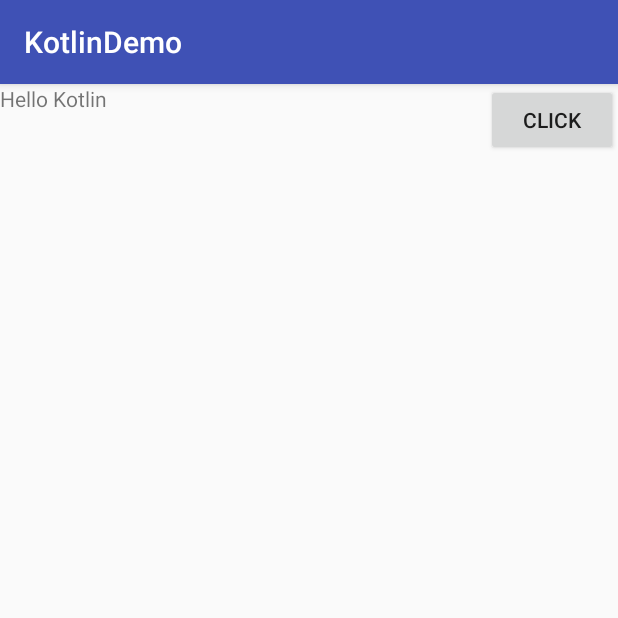
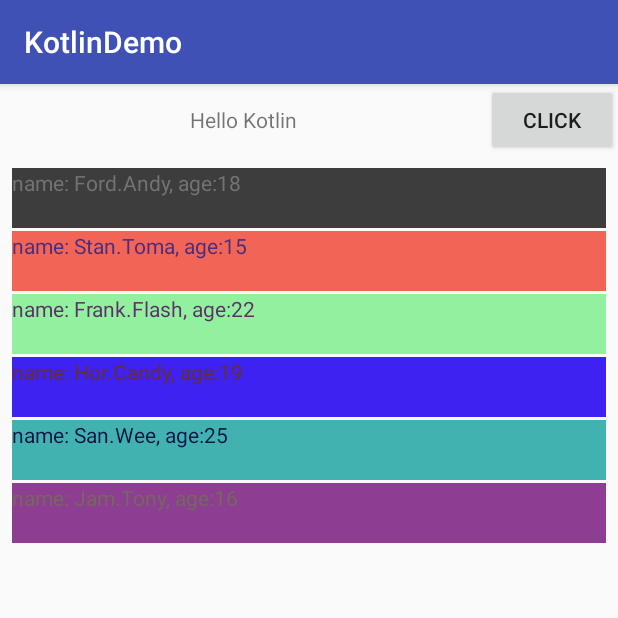
Before and after one commit to TinloneX/KotlinDemo, an Android app: the screen it shows after launch (MainActivity), on a phone screen of 412 x 824 dp, the top half of it. Run offline under Robolectric (Android 15) with nearby library versions, the phone set to English and light mode, and no system bars; libraries missing offline, so code that uses them is left out: kotlinx.android.extensions.

Commit message:
新增Kotlin编写RecyclerView使用相关代码

```diff
--- a/app/build.gradle
+++ b/app/build.gradle
@@ -29,7 +29,7 @@ android {
 }
 
 dependencies {
-    implementation fileTree(dir: 'libs', include: ['*.jar'])
+    implementation fileTree(include: ['*.jar'], dir: 'libs')
     implementation "org.jetbrains.kotlin:kotlin-stdlib-jre7:$kotlin_version"
     implementation 'com.android.support:appcompat-v7:27.0.2'
     implementation 'com.android.support.constraint:constraint-layout:1.0.2'
@@ -37,4 +37,5 @@ dependencies {
     androidTestImplementation 'com.android.support.test:runner:1.0.1'
     androidTestImplementation 'com.android.support.test.espresso:espresso-core:3.0.1'
     kapt 'com.google.dagger:dagger-compiler:2.4'
+    implementation 'com.android.support:recyclerview-v7:27.0.2'
 }
--- a/app/src/main/java/org/tinlone/demo/kotlindemo/MainActivity.kt
+++ b/app/src/main/java/org/tinlone/demo/kotlindemo/MainActivity.kt
@@ -3,24 +3,47 @@ package org.tinlone.demo.kotlindemo
 import android.annotation.SuppressLint
 import android.os.Bundle
 import android.support.v7.app.AppCompatActivity
+import android.support.v7.widget.LinearLayoutManager
 import android.widget.Toast
 import kotlinx.android.extensions.CacheImplementation
 import kotlinx.android.extensions.ContainerOptions
 import kotlinx.android.synthetic.main.activity_main.*
+import org.tinlone.demo.kotlindemo.bean.User
+import org.tinlone.demo.kotlindemo.config.Datas
 import org.tinlone.demo.kotlindemo.config.Values
 
 @ContainerOptions(cache = CacheImplementation.NO_CACHE)
-class MainActivity : AppCompatActivity() {
+class MainActivity : AppCompatActivity(), UsersListAdapter.OnItemClick {
 
-    @SuppressLint("ShowToast")
+    lateinit var usersList: List<User>
+
     override fun onCreate(savedInstanceState: Bundle?) {
         super.onCreate(savedInstanceState)
         setContentView(R.layout.activity_main)
+        initView()
+        initData()
+    }
+
+    private fun initData() {
+        usersList = Datas.USERS_ARRAY.asList()
+        rvUserList.layoutManager = LinearLayoutManager(this)
+        val adapter = UsersListAdapter(usersList, this)
+        rvUserList.adapter = adapter
+    }
+
+    private fun initView() {
         tvHello.text = Values.HELLO_KOTLIN
         btnButter.text = Values.BTN_CLICK
         btnButter.setOnClickListener {
             tvHello.text = Values.BTN_CLICK
-            Toast.makeText(this, Values.BTN_CLICK, Toast.LENGTH_SHORT)
+            Toast.makeText(this, Values.BTN_CLICK, Toast.LENGTH_SHORT).show()
         }
     }
+
+    @SuppressLint("SetTextI18n")
+    override fun onClick(position: Int) {
+        val user = usersList[position]
+        tvHello.text = "${user.firstName}.${user.lastName}"
+        Toast.makeText(this, "limited accass?${!user.limited}", Toast.LENGTH_SHORT).show()
+    }
 }
--- /dev/null
+++ b/app/src/main/java/org/tinlone/demo/kotlindemo/UsersListAdapter.kt
@@ -0,0 +1,54 @@
+package org.tinlone.demo.kotlindemo
+
+import android.annotation.SuppressLint
+import android.support.v7.widget.RecyclerView
+import android.view.LayoutInflater
+import android.view.View
+import android.view.ViewGroup
+import android.widget.TextView
+import org.tinlone.demo.kotlindemo.bean.User
+import org.tinlone.demo.kotlindemo.config.Randoms
+
+/**
+ * @author Administrator on 2018/2/27 0027.
+ */
+class UsersListAdapter() : RecyclerView.Adapter<UsersListAdapter.ViewHolder>() {
+
+    lateinit var list: List<User>
+    lateinit var bgColors: List<Int>
+    lateinit var txtColors: List<Int>
+    lateinit var mListener: OnItemClick
+
+    constructor(data: List<User>, listener: OnItemClick) : this() {
+        list = data
+        mListener = listener
+        bgColors = Randoms.colors(list.size)
+        txtColors = Randoms.colors2(list.size)
+    }
+
+    override fun onCreateViewHolder(parent: ViewGroup?, viewType: Int): ViewHolder {
+        return ViewHolder(LayoutInflater.from(parent?.context).inflate(R.layout.layout_item_text, parent, false))
+    }
+
+    override fun getItemCount(): Int {
+        return list.size
+    }
+
+    @SuppressLint("SetTextI18n")
+    override fun onBindViewHolder(holder: ViewHolder?, position: Int) {
+        val user: User = list[position]
+        holder?.tvUser?.text = "name: ${user.firstName}.${user.lastName}, age:${user.age}"
+        holder?.tvUser?.setBackgroundColor(bgColors[position])
+        holder?.tvUser?.setTextColor(txtColors[position])
+        holder?.itemView?.setOnClickListener { mListener.onClick(position) }
+    }
+
+    class ViewHolder(itemView: View?) : RecyclerView.ViewHolder(itemView) {
+        var tvUser: TextView? = itemView?.findViewById(R.id.tvUser)
+    }
+
+    interface OnItemClick{
+       fun onClick(position: Int)
+    }
+
+}
--- a/app/src/main/java/org/tinlone/demo/kotlindemo/bean/User.kt
+++ b/app/src/main/java/org/tinlone/demo/kotlindemo/bean/User.kt
@@ -9,4 +9,10 @@ import kotlinx.android.parcel.Parcelize
  */
 @Parcelize
 @SuppressLint("ParcelCreator") // 解决IntelliJ编译时报警告
-class User(val firstName: String, var lastName: String, var age: Int):Parcelable
+class User( val firstName: String,  var lastName: String,  var age: Int):Parcelable{
+
+    val limited : Boolean get() {
+        return firstName.isNotEmpty() && lastName.isNotEmpty() && age > 16
+    }
+
+}
--- /dev/null
+++ b/app/src/main/java/org/tinlone/demo/kotlindemo/config/Datas.kt
@@ -0,0 +1,21 @@
+package org.tinlone.demo.kotlindemo.config
+
+import org.tinlone.demo.kotlindemo.bean.User
+
+/**
+ * @author Administrator on 2018/2/27 0027.
+ */
+class Datas {
+
+    companion object {
+        var USERS_ARRAY: Array<User> =
+                arrayOf(User("Ford", "Andy", 18),
+                        User("Stan", "Toma", 15),
+                        User("Frank", "Flash", 22),
+                        User("Hor", "Candy", 19),
+                        User("San", "Wee", 25),
+                        User("Jam", "Tony", 16)
+                )
+    }
+
+}
--- /dev/null
+++ b/app/src/main/java/org/tinlone/demo/kotlindemo/config/Randoms.kt
@@ -0,0 +1,34 @@
+package org.tinlone.demo.kotlindemo.config
+
+import android.graphics.Color
+import java.util.*
+
+/**
+ * @author Administrator on 2018/2/27 0027.
+ */
+class Randoms {
+
+    companion object {
+        var randomColor = Color.rgb(Random().nextInt(255), Random().nextInt(255), Random().nextInt(255))
+
+        fun colors(number: Int): List<Int> {
+            var ints: MutableList<Int> = mutableListOf()
+            for (i in 0..number) {
+                ints.add(Color.rgb(Random().nextInt(255 - i * 10), Random().nextInt(255 - i * 6), Random().nextInt(255 - i * 4)))
+            }
+             return ints
+        }
+
+        fun colors2(number: Int): List<Int> {
+            var ints: MutableList<Int> = mutableListOf()
+            for (i in 0..number) {
+                ints.add(Color.rgb(Random().nextInt(127 + i * 10), Random().nextInt(127 + i * 6), Random().nextInt(127 + i * 4)))
+            }
+             return ints
+        }
+
+
+    }
+
+
+}
--- a/app/src/main/res/layout/activity_main.xml
+++ b/app/src/main/res/layout/activity_main.xml
@@ -1,8 +1,8 @@
 <?xml version="1.0" encoding="utf-8"?>
 <RelativeLayout
     xmlns:android="http://schemas.android.com/apk/res/android"
+    xmlns:tools="http://schemas.android.com/tools"
     xmlns:app="http://schemas.android.com/apk/res-auto"
-    xmlns:tools="http://schemas.android.com/tools"
     android:layout_width="match_parent"
     android:layout_height="match_parent"
     tools:context="org.tinlone.demo.kotlindemo.MainActivity">
@@ -11,13 +11,25 @@
         android:id="@+id/tvHello"
         android:layout_width="wrap_content"
         android:layout_height="wrap_content"
+        android:layout_alignBottom="@+id/btnButter"
+        android:layout_alignParentStart="true"
+        android:layout_alignParentTop="true"
+        android:layout_toStartOf="@+id/btnButter"
+        android:gravity="center"
         android:text="Hello World!"/>
 
     <Button
         android:id="@+id/btnButter"
         android:layout_width="wrap_content"
+        android:layout_height="wrap_content"
         android:layout_alignParentEnd="true"
-        android:layout_height="wrap_content"
         tools:ignore="RelativeOverlap"/>
 
+    <android.support.v7.widget.RecyclerView
+        android:id="@+id/rvUserList"
+        android:layout_margin="8dp"
+        android:layout_width="match_parent"
+        android:layout_height="match_parent"
+        android:layout_below="@+id/btnButter"/>
+
 </RelativeLayout>
--- /dev/null
+++ b/app/src/main/res/layout/layout_item_text.xml
@@ -0,0 +1,13 @@
+<?xml version="1.0" encoding="utf-8"?>
+<RelativeLayout
+    xmlns:android="http://schemas.android.com/apk/res/android"
+    android:layout_width="match_parent"
+    android:layout_height="wrap_content">
+
+    <TextView
+        android:id="@+id/tvUser"
+        android:layout_marginBottom="2dp"
+        android:layout_width="match_parent"
+        android:layout_height="40dp"/>
+
+</RelativeLayout>
```
